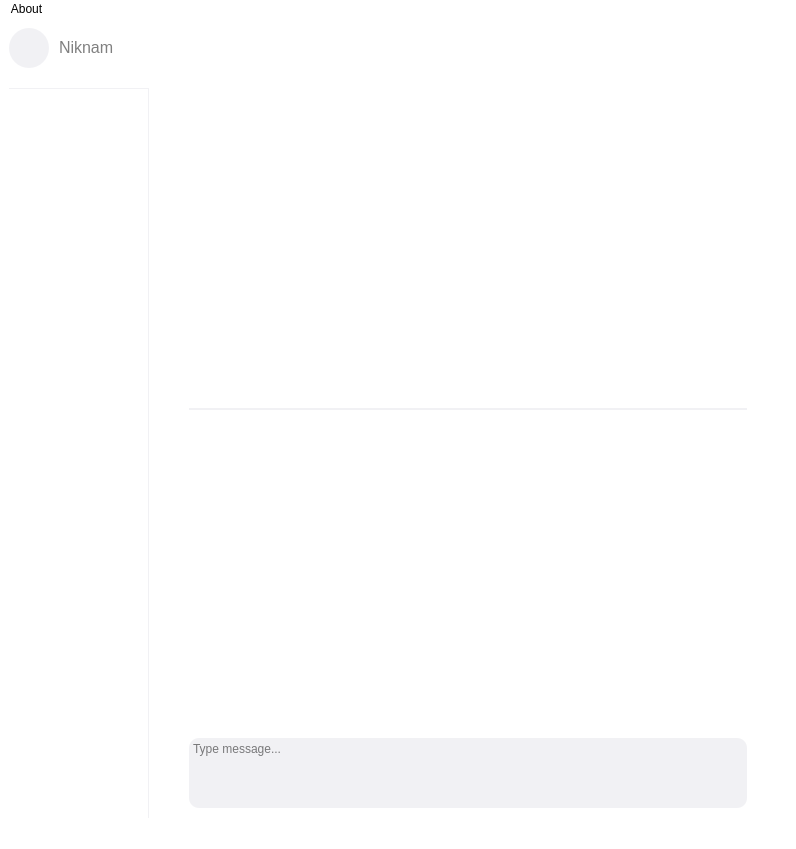
First picture: the form in QTClient/Ui/mainwindow.ui, repository icarazob/TCPVideoChatQT, before the edit.
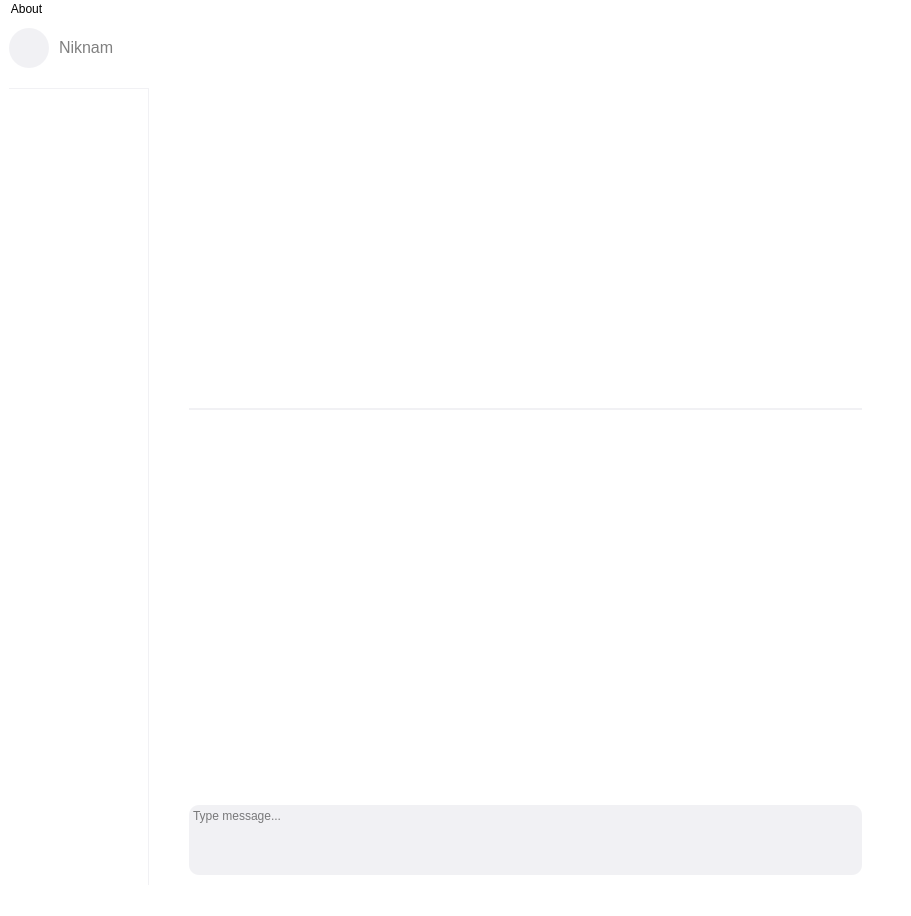
Second picture: the form after the edit. Icons and pictures are not drawn.

Patch:
```diff
--- a/QTClient/Ui/mainwindow.ui
+++ b/QTClient/Ui/mainwindow.ui
@@ -6,8 +6,8 @@
    <rect>
     <x>0</x>
     <y>0</y>
-    <width>796</width>
-    <height>849</height>
+    <width>911</width>
+    <height>916</height>
    </rect>
   </property>
   <property name="minimumSize">
@@ -604,7 +604,7 @@
     <rect>
      <x>0</x>
      <y>0</y>
-     <width>796</width>
+     <width>911</width>
      <height>21</height>
     </rect>
    </property>
```
Left out of the diff: 13 changed lines with no effect on the pictures.
